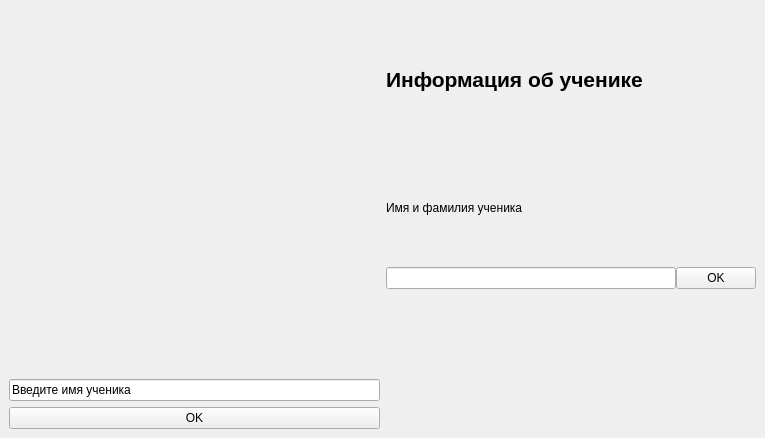
Before: the Qt Designer form windows/window.ui in Marashli/FaceDetect, drawn with Qt 5.
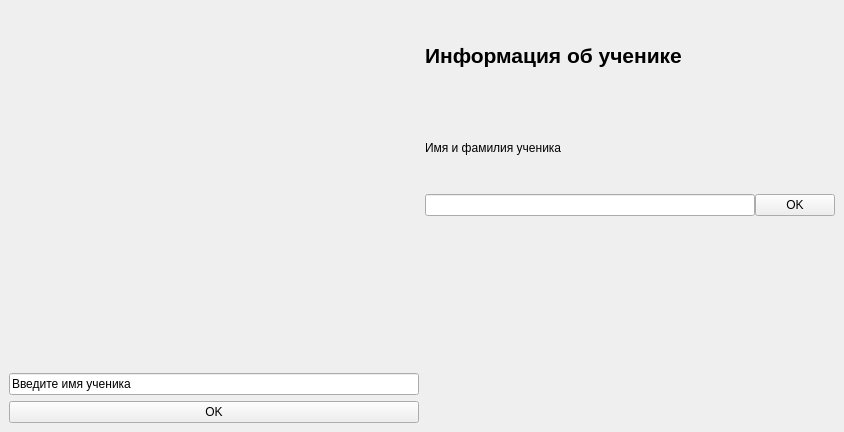
After: the same form once the commit is applied.

Commit message: Making simple working GUI

The edit to the form file:
```diff
--- a/windows/window.ui
+++ b/windows/window.ui
@@ -6,8 +6,8 @@
    <rect>
     <x>0</x>
     <y>0</y>
-    <width>765</width>
-    <height>438</height>
+    <width>844</width>
+    <height>432</height>
    </rect>
   </property>
   <property name="windowTitle">
@@ -56,7 +56,7 @@
        </layout>
       </item>
       <item>
-       <layout class="QVBoxLayout" name="verticalLayout" stretch="0,0,0">
+       <layout class="QVBoxLayout" name="verticalLayout" stretch="0,0">
         <property name="spacing">
          <number>0</number>
         </property>
@@ -64,6 +64,8 @@
          <number>0</number>
         </property>
         <item>
+         <layout class="QVBoxLayout" name="verticalLayout_5">
+          <item>
          <widget class="QLabel" name="label">
           <property name="font">
            <font>
@@ -77,8 +79,6 @@
           </property>
          </widget>
         </item>
-        <item>
-         <layout class="QVBoxLayout" name="verticalLayout_5">
           <item>
            <widget class="QLabel" name="label_3">
             <property name="text">
```
Lines whose indentation alone changed are shown as unchanged. The commit also changes 6 other files.
